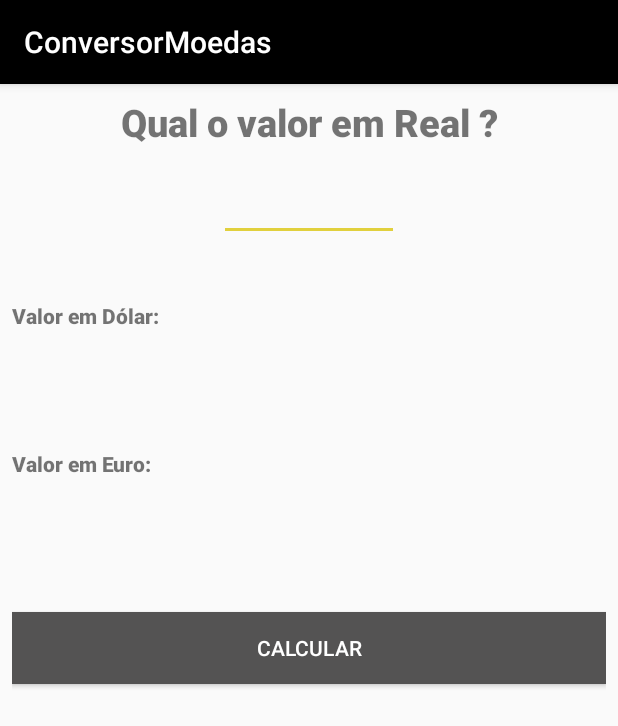
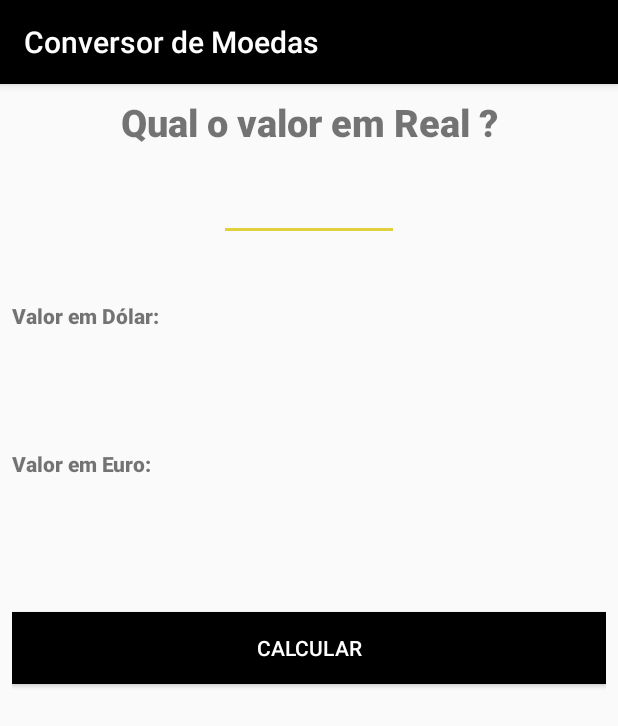
Before and after one commit to pedrinholeda/ConversorMoedas, an Android app: the screen it shows after launch (MainActivity), on a phone screen of 412 x 824 dp. Shown: the top 726 px of the screen. Run offline under Robolectric (Android 15) with nearby library versions, the phone set to English and light mode, and no system bars.

Commit message:
Finalizado layout simples

```diff
--- a/app/src/main/res/layout/activity_main.xml
+++ b/app/src/main/res/layout/activity_main.xml
@@ -21,7 +21,7 @@
         android:layout_width="120dp"
         android:textAlignment="center"
         android:fontFamily="sans-serif-black"
-        android:textColor="@color/colorDorado"
+        android:textColor="@color/colorDourado"
         android:textSize="23sp"
         android:layout_height="wrap_content"
         android:layout_marginTop="10dp"
@@ -38,7 +38,7 @@
     <TextView
         android:id="@+id/text_dolar"
         android:textSize="20sp"
-        android:textColor="@color/colorDorado"
+        android:textColor="@color/colorDourado"
         android:layout_marginTop="12dp"
         android:layout_width="wrap_content"
         android:layout_height="wrap_content"
@@ -54,7 +54,7 @@
     <TextView
         android:id="@+id/text_euro"
         android:textSize="20sp"
-        android:textColor="@color/colorDorado"
+        android:textColor="@color/colorDourado"
         android:layout_marginTop="12dp"
         android:layout_width="wrap_content"
         android:layout_height="wrap_content"
@@ -67,7 +67,7 @@
         android:layout_height="wrap_content"
         android:text="@string/calcular"
         android:textColor="@color/colorLight"
-        android:background="@color/colorClaro"/>
+        android:background="@color/colorPretoText"/>
 
 
 </LinearLayout>
--- a/app/src/main/res/values/colors.xml
+++ b/app/src/main/res/values/colors.xml
@@ -4,9 +4,7 @@
     <color name="colorPrimaryDark">#CCBC30</color>
     <color name="colorAccent">#E1D03D</color>
     <color name="colorLight">#FFFFFF</color>
-    <color name="colorPrimaryText">#212121</color>
-    <color name="colorSecundaryText">#757575</color>
     <color name="colorPretoText">#000000</color>
     <color name="colorClaro">#545353</color>
-    <color name="colorDorado">#CCB90E</color>
+    <color name="colorDourado">#CCB90E</color>
 </resources>
--- a/app/src/main/res/values/strings.xml
+++ b/app/src/main/res/values/strings.xml
@@ -1,5 +1,5 @@
 <resources>
-    <string name="app_name">ConversorMoedas</string>
+    <string name="app_name">Conversor de Moedas</string>
     <string name="qual_o_valor_em_real">Qual o valor em Real ?</string>
     <string name="valor_em_dolar">Valor em Dólar:</string>
     <string name="valor_em_euro">Valor em Euro:</string>
```
